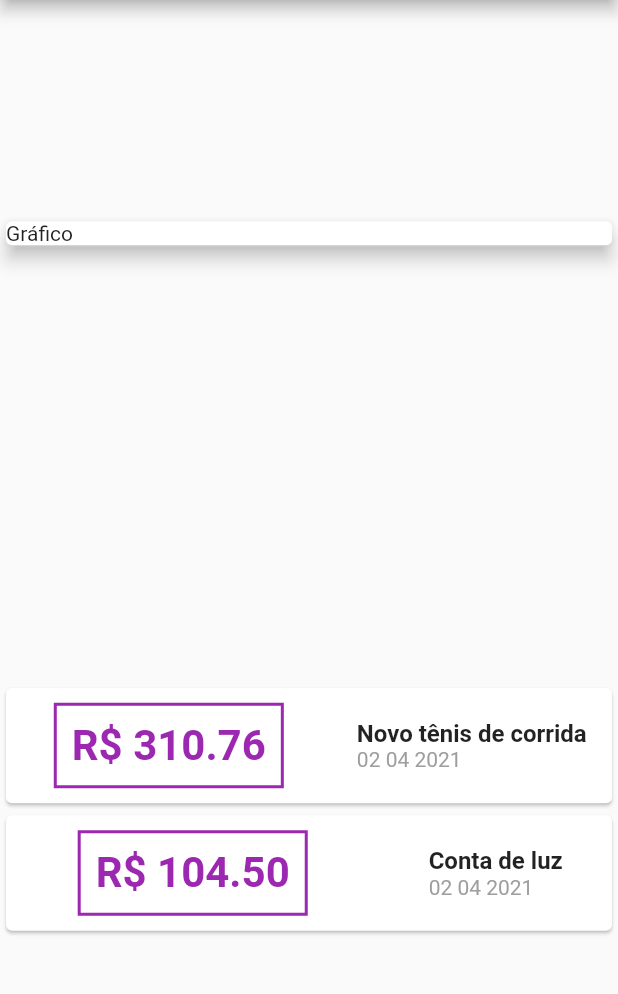
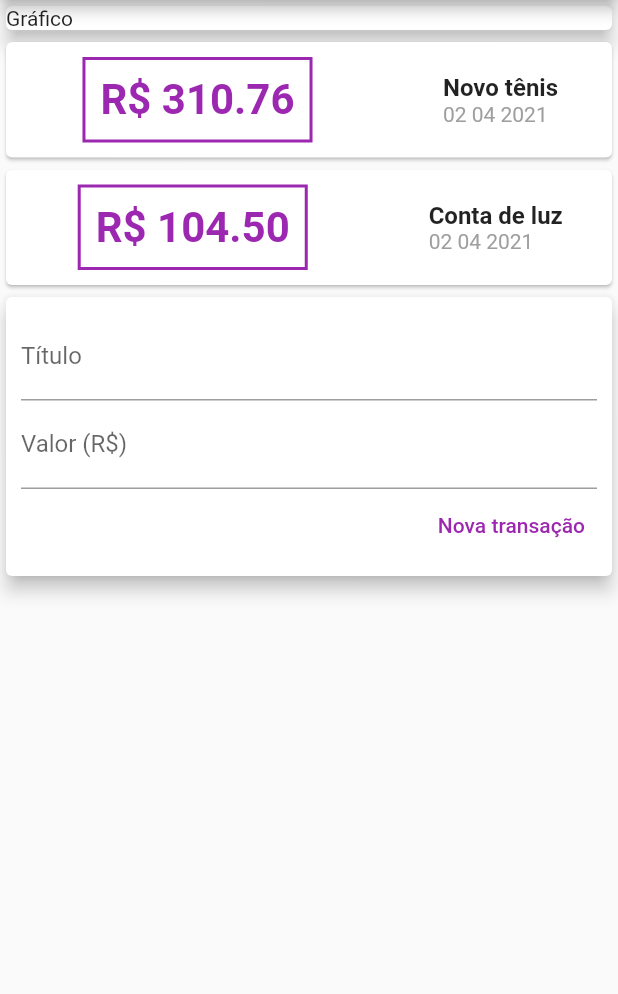
Before and after one commit to csnoboa/expenses_app, a Flutter app: the screen it shows after launch, on a phone screen of 412 x 824 dp, the part 84-1078 px from its top. Run offline on Flutter 3.47's test engine with Material 2 defaults, Android fonts, the phone set to English and light mode, and no system bars.

Commit message:
first refactoring

```diff
--- /dev/null
+++ b/lib/components/transaction_form.dart
@@ -0,0 +1,49 @@
+import 'package:flutter/material.dart';
+
+class TransactionForm extends StatelessWidget {
+  final titleController = TextEditingController();
+  final valueController = TextEditingController();
+
+  @override
+  Widget build(BuildContext context) {
+    return Card(
+      elevation: 5,
+      child: Padding(
+        padding: const EdgeInsets.all(10),
+        child: Column(
+          children: [
+            TextField(
+              controller: titleController,
+              decoration: InputDecoration(
+                labelText: 'Título',
+              ),
+            ),
+            TextField(
+              controller: valueController,
+              decoration: InputDecoration(
+                labelText: 'Valor (R\$)',
+              ),
+            ),
+            Row(
+              mainAxisAlignment: MainAxisAlignment.end,
+              children: [
+                TextButton(
+                  child: Text(
+                    'Nova transação',
+                    style: TextStyle(
+                      color: Colors.purple,
+                    ),
+                  ),
+                  onPressed: () {
+                    debugPrint(titleController.text);
+                    debugPrint(valueController.text);
+                  },
+                ),
+              ],
+            ),
+          ],
+        ),
+      ),
+    );
+  }
+}
--- /dev/null
+++ b/lib/components/transaction_list.dart
@@ -0,0 +1,61 @@
+import 'package:expenses_app/models/transaction.dart';
+import 'package:flutter/material.dart';
+import 'package:intl/intl.dart';
+
+class TransactionList extends StatelessWidget {
+  final List<Transaction> transactions;
+
+  const TransactionList(this.transactions, {Key key}) : super(key: key);
+
+  @override
+  Widget build(BuildContext context) {
+    return Column(
+      children: transactions.map((tr) {
+        return Card(
+          child: Row(
+            mainAxisAlignment: MainAxisAlignment.spaceAround,
+            children: [
+              Container(
+                margin: EdgeInsets.symmetric(
+                  horizontal: 15,
+                  vertical: 10,
+                ),
+                decoration: BoxDecoration(
+                  border: Border.all(
+                    color: Colors.purple,
+                    width: 2,
+                  ),
+                ),
+                padding: EdgeInsets.all(10),
+                child: Text(
+                  'R\$ ${tr.value.toStringAsFixed(2)}',
+                  style: TextStyle(
+                    fontWeight: FontWeight.bold,
+                    fontSize: 28,
+                    color: Colors.purple,
+                  ),
+                ),
+              ),
+              Column(
+                crossAxisAlignment: CrossAxisAlignment.start,
+                children: [
+                  Text(
+                    tr.title,
+                    style: TextStyle(
+                      fontSize: 16,
+                      fontWeight: FontWeight.bold,
+                    ),
+                  ),
+                  Text(DateFormat('dd MM y').format(tr.date),
+                      style: TextStyle(
+                        color: Colors.grey,
+                      )),
+                ],
+              ),
+            ],
+          ),
+        );
+      }).toList(),
+    );
+  }
+}
--- /dev/null
+++ b/lib/components/transaction_user.dart
@@ -0,0 +1,38 @@
+import 'package:expenses_app/components/transaction_form.dart';
+import 'package:expenses_app/components/transaction_list.dart';
+import 'package:expenses_app/models/transaction.dart';
+import 'package:flutter/material.dart';
+
+class TransactionUser extends StatefulWidget {
+  TransactionUser({Key key}) : super(key: key);
+
+  @override
+  _TransactionUserState createState() => _TransactionUserState();
+}
+
+class _TransactionUserState extends State<TransactionUser> {
+  final List<Transaction> _transactions = [
+    Transaction(
+      id: 't1',
+      title: 'Novo tênis',
+      value: 310.76,
+      date: DateTime.now(),
+    ),
+    Transaction(
+      id: 't2',
+      title: 'Conta de luz',
+      value: 104.50,
+      date: DateTime.now(),
+    ),
+  ];
+
+  @override
+  Widget build(BuildContext context) {
+    return Column(
+      children: [
+        TransactionList(_transactions),
+        TransactionForm(),
+      ],
+    );
+  }
+}
--- a/lib/main.dart
+++ b/lib/main.dart
@@ -1,6 +1,5 @@
-import 'package:expenses_app/models/transaction.dart';
+import 'package:expenses_app/components/transaction_user.dart';
 import 'package:flutter/material.dart';
-import 'package:intl/intl.dart';
 
 void main() {
   runApp(ExpensesApp());
@@ -20,21 +19,6 @@ class ExpensesApp extends StatelessWidget {
 }
 
 class MyHomePage extends StatelessWidget {
-  final List<Transaction> _transactions = [
-    Transaction(
-      id: 't1',
-      title: 'Novo tênis de corrida',
-      value: 310.76,
-      date: DateTime.now(),
-    ),
-    Transaction(
-      id: 't2',
-      title: 'Conta de luz',
-      value: 104.50,
-      date: DateTime.now(),
-    ),
-  ];
-
   @override
   Widget build(BuildContext context) {
     return Scaffold(
@@ -42,61 +26,13 @@ class MyHomePage extends StatelessWidget {
         title: Text('Expenses'),
       ),
       body: Column(
-        mainAxisAlignment: MainAxisAlignment.spaceAround,
         crossAxisAlignment: CrossAxisAlignment.stretch,
         children: [
           Card(
             child: Text('Gráfico'),
             elevation: 5,
           ),
-          Column(
-            children: _transactions.map((tr) {
-              return Card(
-                child: Row(
-                  mainAxisAlignment: MainAxisAlignment.spaceAround,
-                  children: [
-                    Container(
-                      margin: EdgeInsets.symmetric(
-                        horizontal: 15,
-                        vertical: 10,
-                      ),
-                      decoration: BoxDecoration(
-                        border: Border.all(
-                          color: Colors.purple,
-                          width: 2,
-                        ),
-                      ),
-                      padding: EdgeInsets.all(10),
-                      child: Text(
-                        'R\$ ${tr.value.toStringAsFixed(2)}',
-                        style: TextStyle(
-                          fontWeight: FontWeight.bold,
-                          fontSize: 28,
-                          color: Colors.purple,
-                        ),
-                      ),
-                    ),
-                    Column(
-                      crossAxisAlignment: CrossAxisAlignment.start,
-                      children: [
-                        Text(
-                          tr.title,
-                          style: TextStyle(
-                            fontSize: 16,
-                            fontWeight: FontWeight.bold,
-                          ),
-                        ),
-                        Text(DateFormat('dd MM y').format(tr.date),
-                            style: TextStyle(
-                              color: Colors.grey,
-                            )),
-                      ],
-                    )
-                  ],
-                ),
-              );
-            }).toList(),
-          ),
+          TransactionUser(),
         ],
       ),
     );
```
